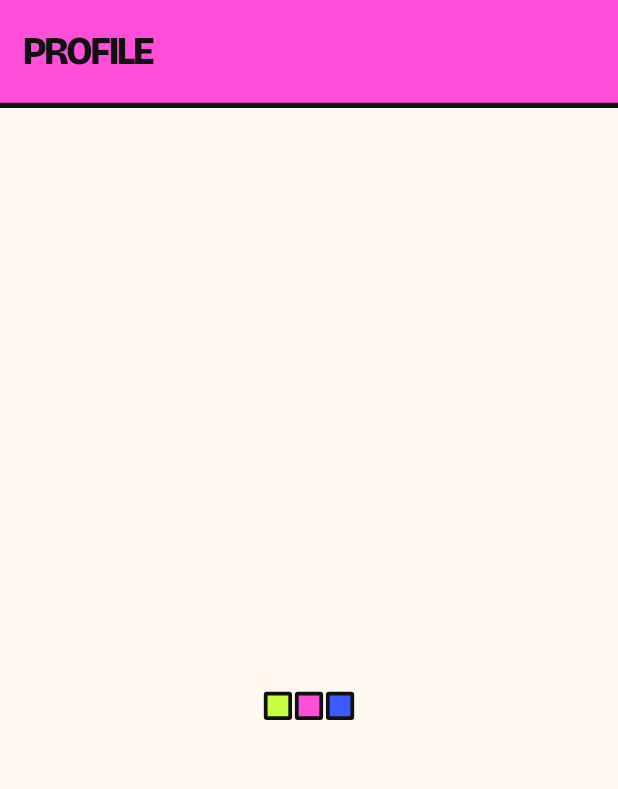
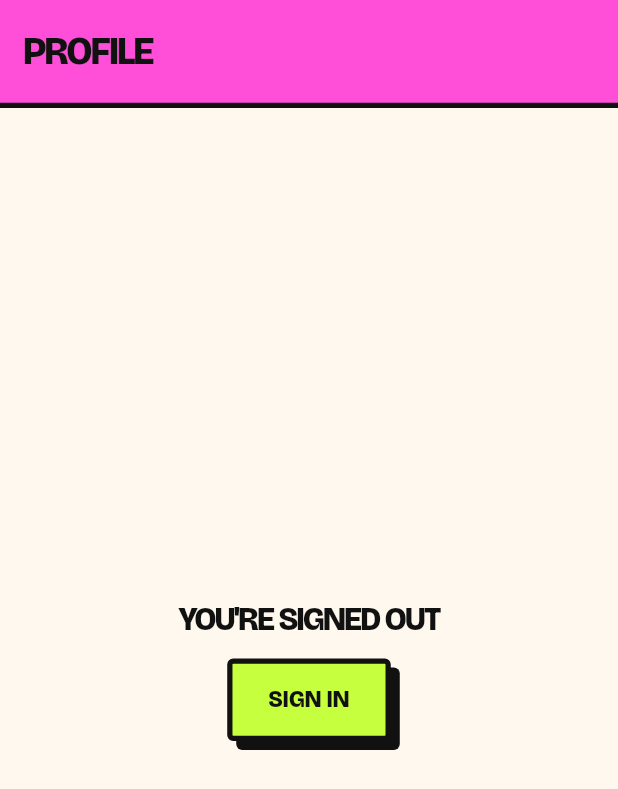
Before and after one commit to jantoandriano/SnapFrame, a Flutter app: the ProfileView screen opened by its route, on a phone screen of 412 x 824 dp. Shown: the top 789 px of the screen. Run offline on Flutter 3.47's test engine with Material 3 defaults, Android fonts, the phone set to English and light mode, and no system bars; drawn by our look-alikes of flutter_animate; our stand-ins replace camera, confetti, flutter_riverpod, freezed_annotation, go_router, logger and 3 more; missing offline and left inert: dart:js_interop, gal; generated files the repository leaves out were written again.

Commit message:
fix(profile): show a sign-in prompt instead of an endless loader
The profile screen treated a null user as still loading, but null also
means signed out (e.g. a web refresh on /profile drops the in-memory
session), which never resolves. Track loading separately and offer a
sign-in button when there's no session.

Co-Authored-By: Claude Opus 5.5 <noreply@anthropic.com>

```diff
--- a/lib/features/profile/presentation/state/profile_state.dart
+++ b/lib/features/profile/presentation/state/profile_state.dart
@@ -8,6 +8,10 @@ part 'profile_state.freezed.dart';
 abstract class ProfileState with _$ProfileState {
   const factory ProfileState({
     AppUser? user,
+
+    /// True only until the user stream first answers. Once it has, a null
+    /// [user] means signed out — not "still loading".
+    @Default(true) bool isLoadingUser,
     @Default(false) bool isUpdatingPlan,
     ProfileEffect? effect,
   }) = _ProfileState;
--- a/lib/features/profile/presentation/view_models/profile_view_model.dart
+++ b/lib/features/profile/presentation/view_models/profile_view_model.dart
@@ -15,9 +15,10 @@ class ProfileViewModel extends _$ProfileViewModel {
     // rebuild would reset the state and drop the success effect that the
     // same change is about to set.
     ref.listen(currentUserStreamProvider, (_, next) {
-      state = state.copyWith(user: next.value);
+      state = state.copyWith(user: next.value, isLoadingUser: !next.hasValue);
     });
-    return ProfileState(user: ref.read(currentUserStreamProvider).value);
+    final user = ref.read(currentUserStreamProvider);
+    return ProfileState(user: user.value, isLoadingUser: !user.hasValue);
   }
 
   Future<void> onSubscribePressed() => _changePlan(
--- a/lib/features/profile/presentation/views/profile_view.dart
+++ b/lib/features/profile/presentation/views/profile_view.dart
@@ -2,6 +2,7 @@ import 'dart:async';
 
 import 'package:flutter/material.dart';
 import 'package:flutter_riverpod/flutter_riverpod.dart';
+import 'package:snapframe/app/router.dart';
 import 'package:snapframe/app/theme_mode_controller.dart';
 import 'package:snapframe/core/theme/theme_extensions.dart';
 import 'package:snapframe/core/theme/tokens.dart';
@@ -65,7 +66,11 @@ class ProfileView extends ConsumerWidget {
     return Scaffold(
       appBar: SnapAppBar(title: l10n.profileTitle, accent: tokens.pink),
       body: user == null
-          ? const Center(child: LoadingBlob())
+          ? state.isLoadingUser
+                ? const Center(child: LoadingBlob())
+                // Signed out — e.g. the web page was refreshed on /profile
+                // and the in-memory session is gone.
+                : _SignedOut(onSignIn: () => const LoginRoute().go(context))
           : ListView(
               padding: const EdgeInsets.all(SnapSpacing.lg),
               children: [
@@ -141,6 +146,34 @@ class ProfileView extends ConsumerWidget {
       ),
     );
     if (confirmed ?? false) await notifier.onCancelConfirmed();
+  }
+}
+
+class _SignedOut extends StatelessWidget {
+  const _SignedOut({required this.onSignIn});
+
+  final VoidCallback onSignIn;
+
+  @override
+  Widget build(BuildContext context) {
+    final l10n = AppLocalizations.of(context)!;
+    return Center(
+      child: Padding(
+        padding: const EdgeInsets.all(SnapSpacing.xl),
+        child: Column(
+          mainAxisSize: MainAxisSize.min,
+          children: [
+            Text(
+              l10n.profileSignedOut.toUpperCase(),
+              textAlign: TextAlign.center,
+              style: Theme.of(context).textTheme.headlineSmall,
+            ),
+            const SizedBox(height: SnapSpacing.lg),
+            ChunkyButton(label: l10n.loginSignInButton, onPressed: onSignIn),
+          ],
+        ),
+      ),
+    );
   }
 }
 
--- a/lib/l10n/app_en.arb
+++ b/lib/l10n/app_en.arb
@@ -66,6 +66,7 @@
   "errorGeneric": "oops, something flopped. try again?",
   "profileTitle": "profile",
   "profileOpen": "open profile",
+  "profileSignedOut": "you're signed out",
   "profileMemberSince": "member since {date}",
   "@profileMemberSince": {
     "placeholders": {
--- a/lib/l10n/app_localizations.dart
+++ b/lib/l10n/app_localizations.dart
@@ -358,6 +358,12 @@ abstract class AppLocalizations {
   /// **'open profile'**
   String get profileOpen;
 
+  /// No description provided for @profileSignedOut.
+  ///
+  /// In en, this message translates to:
+  /// **'you\'re signed out'**
+  String get profileSignedOut;
+
   /// No description provided for @profileMemberSince.
   ///
   /// In en, this message translates to:
--- a/lib/l10n/app_localizations_en.dart
+++ b/lib/l10n/app_localizations_en.dart
@@ -153,6 +153,9 @@ class AppLocalizationsEn extends AppLocalizations {
   String get profileOpen => 'open profile';
 
   @override
+  String get profileSignedOut => 'you\'re signed out';
+
+  @override
   String profileMemberSince(DateTime date) {
     final intl.DateFormat dateDateFormat = intl.DateFormat.yMMMd(localeName);
     final String dateString = dateDateFormat.format(date);
```
Also changed, not shown: lib/features/profile/presentation/state/profile_state.freezed.dart, lib/features/profile/presentation/view_models/profile_view_model.g.dart, 2 other files.
